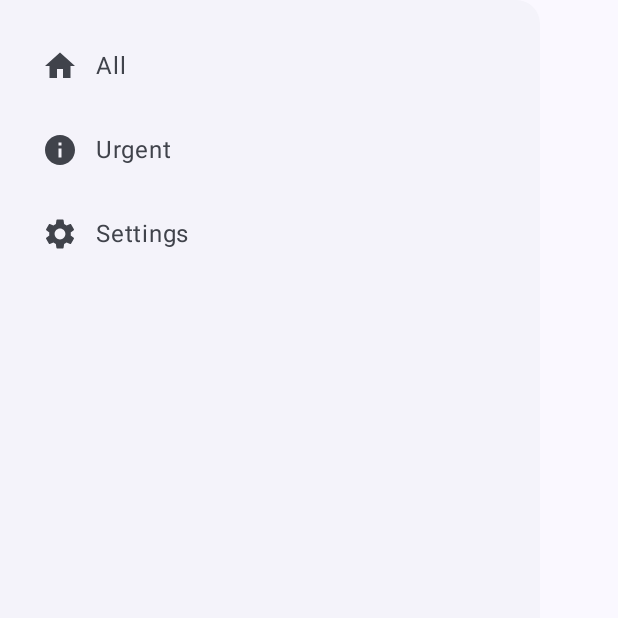
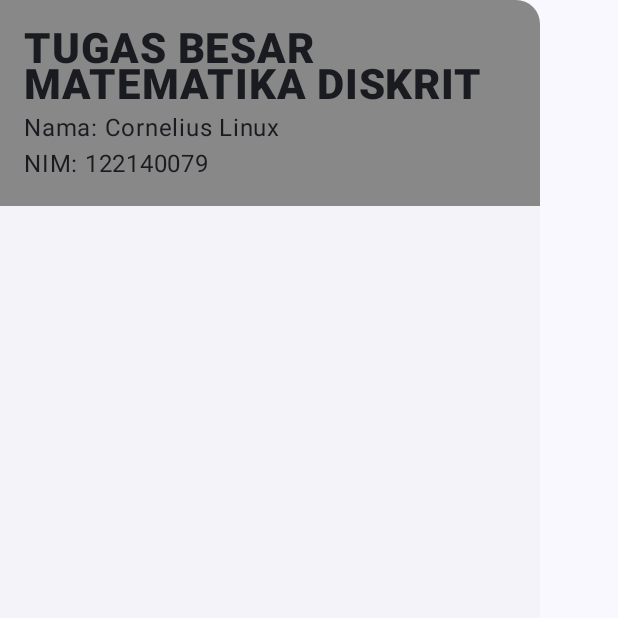
Before and after one commit to krossmanzs/XORed, an Android app built with Jetpack Compose: the composable DrawerSheet shown on its own in the app's theme, on a phone screen of 412 x 824 dp, the top half of it. Run offline under Robolectric (Android 15) with nearby library versions, the phone set to English and light mode, and no system bars.

Commit message:
Refactor top bar

```diff
--- a/app/src/main/java/com/xored/view/TopBar.kt
+++ b/app/src/main/java/com/xored/view/TopBar.kt
@@ -1,8 +1,13 @@
 package com.xored.view
 
+import androidx.compose.foundation.background
+import androidx.compose.foundation.layout.Box
+import androidx.compose.foundation.layout.Column
 import androidx.compose.foundation.layout.Spacer
+import androidx.compose.foundation.layout.fillMaxWidth
 import androidx.compose.foundation.layout.height
 import androidx.compose.foundation.layout.padding
+import androidx.compose.foundation.layout.width
 import androidx.compose.material.icons.Icons
 import androidx.compose.material.icons.filled.Home
 import androidx.compose.material.icons.filled.Info
@@ -14,6 +19,7 @@ import androidx.compose.material.icons.outlined.Settings
 import androidx.compose.material3.ExperimentalMaterial3Api
 import androidx.compose.material3.Icon
 import androidx.compose.material3.IconButton
+import androidx.compose.material3.MaterialTheme
 import androidx.compose.material3.ModalDrawerSheet
 import androidx.compose.material3.NavigationDrawerItem
 import androidx.compose.material3.NavigationDrawerItemDefaults
@@ -21,7 +27,10 @@ import androidx.compose.material3.Text
 import androidx.compose.material3.TopAppBar
 import androidx.compose.runtime.Composable
 import androidx.compose.ui.Modifier
+import androidx.compose.ui.graphics.Color
+import androidx.compose.ui.text.font.FontWeight
 import androidx.compose.ui.unit.dp
+import androidx.compose.ui.unit.sp
 import com.xored.model.NavigationItem
 import com.xored.viewmodel.MainMenuViewModel
 
@@ -51,41 +60,25 @@ fun DrawerSheet(
     viewModel: MainMenuViewModel,
     onDrawerItemClick: () -> Unit
 ) {
-    val items = listOf(
-        NavigationItem(
-            title = "All",
-            selectedIcon = Icons.Filled.Home,
-            unselectedIcon = Icons.Outlined.Home
-        ),
-        NavigationItem(
-            title = "Urgent",
-            selectedIcon = Icons.Filled.Info,
-            unselectedIcon = Icons.Outlined.Info
-        ),
-        NavigationItem(
-            title = "Settings",
-            selectedIcon = Icons.Filled.Settings,
-            unselectedIcon = Icons.Outlined.Settings
-        )
-    )
+    ModalDrawerSheet {
+        Box(modifier = Modifier
+            .background(Color.Gray)
+            .fillMaxWidth()
+        ) {
+            Column(
+                modifier = Modifier
+                    .padding(16.dp)
+            ) {
+                Text(
+                    text = "TUGAS BESAR MATEMATIKA DISKRIT",
+                    fontSize = 28.sp,
+                    fontWeight = FontWeight.ExtraBold,
+                )
+                Text(text = "Nama: Cornelius Linux")
+                Text(text = "NIM: 122140079")
+            }
+        }
+        Spacer(modifier = Modifier.height(16.dp))
 
-    ModalDrawerSheet {
-        Spacer(modifier = Modifier.height(16.dp))
-        items.forEachIndexed{ index, item ->
-            NavigationDrawerItem(
-                label = { Text(text = item.title) },
-                selected = index == viewModel.selectedItemIndex,
-                onClick = onDrawerItemClick.also {
-                    viewModel.selectedItemIndex = index
-                },
-                icon = {
-                    Icon(
-                        imageVector = if(index == viewModel.selectedItemIndex) item.selectedIcon
-                        else item.unselectedIcon,
-                        contentDescription = item.title)
-                },
-                modifier = Modifier
-                    .padding(NavigationDrawerItemDefaults.ItemPadding))
-        }
     }
 }
```
